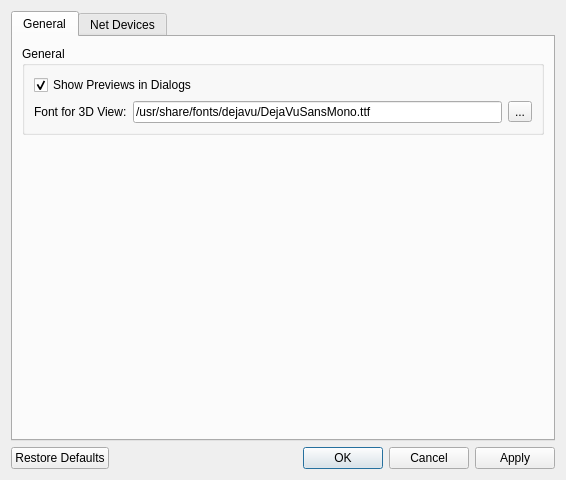
The window that ui/settings.ui (tweber-ill/frm_mirror-takin1) describes before a commit, drawn with Qt 5.
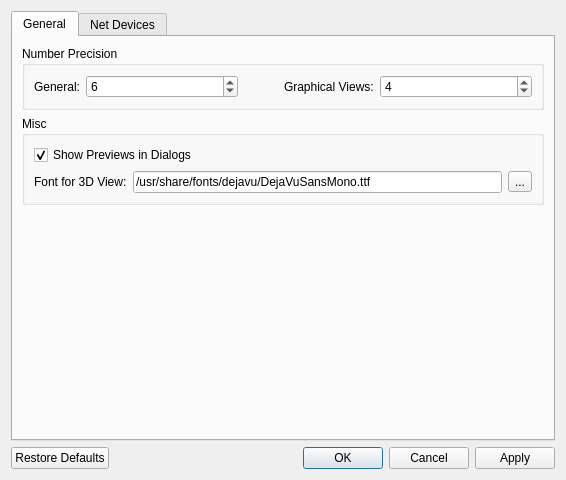
The same window after the commit.

Commit message: added global precision flags

The edit to the form file:
```diff
--- a/ui/settings.ui
+++ b/ui/settings.ui
@@ -34,10 +34,10 @@
        <string>General</string>
       </attribute>
       <layout class="QGridLayout" name="gridLayout_4">
-       <item row="0" column="0">
+       <item row="1" column="0">
         <widget class="QGroupBox" name="groupBox_5">
          <property name="title">
-          <string>General</string>
+          <string>Misc</string>
          </property>
          <layout class="QGridLayout" name="gridLayout_3">
           <item row="1" column="1">
@@ -86,7 +86,7 @@
          </layout>
         </widget>
        </item>
-       <item row="1" column="0">
+       <item row="2" column="0">
         <spacer name="verticalSpacer">
          <property name="orientation">
           <enum>Qt::Vertical</enum>
@@ -99,6 +99,83 @@
          </property>
         </spacer>
        </item>
+       <item row="0" column="0">
+        <widget class="QGroupBox" name="groupBox_6">
+         <property name="title">
+          <string>Number Precision</string>
+         </property>
+         <layout class="QGridLayout" name="gridLayout_5">
+          <item row="0" column="4">
+           <widget class="QSpinBox" name="spinPrecGfx">
+            <property name="minimum">
+             <number>1</number>
+            </property>
+            <property name="maximum">
+             <number>16</number>
+            </property>
+            <property name="value">
+             <number>4</number>
+            </property>
+           </widget>
+          </item>
+          <item row="0" column="0">
+           <widget class="QLabel" name="label_19">
+            <property name="sizePolicy">
+             <sizepolicy hsizetype="Fixed" vsizetype="Preferred">
+              <horstretch>0</horstretch>
+              <verstretch>0</verstretch>
+             </sizepolicy>
+            </property>
+            <property name="text">
+             <string>General:</string>
+            </property>
+           </widget>
+          </item>
+          <item row="0" column="3">
+           <widget class="QLabel" name="label_20">
+            <property name="sizePolicy">
+             <sizepolicy hsizetype="Fixed" vsizetype="Preferred">
+              <horstretch>0</horstretch>
+              <verstretch>0</verstretch>
+             </sizepolicy>
+            </property>
+            <property name="text">
+             <string>Graphical Views:</string>
+            </property>
+           </widget>
+          </item>
+          <item row="0" column="1">
+           <widget class="QSpinBox" name="spinPrecGen">
+            <property name="minimum">
+             <number>1</number>
+            </property>
+            <property name="maximum">
+             <number>16</number>
+            </property>
+            <property name="value">
+             <number>6</number>
+            </property>
+           </widget>
+          </item>
+          <item row="0" column="2">
+           <spacer name="horizontalSpacer">
+            <property name="orientation">
+             <enum>Qt::Horizontal</enum>
+            </property>
+            <property name="sizeType">
+             <enum>QSizePolicy::Fixed</enum>
+            </property>
+            <property name="sizeHint" stdset="0">
+             <size>
+              <width>40</width>
+              <height>20</height>
+             </size>
+            </property>
+           </spacer>
+          </item>
+         </layout>
+        </widget>
+       </item>
       </layout>
      </widget>
      <widget class="QWidget" name="tabNetDevices">
```
Left out of the diff: 56 changed lines with no effect on the pictures. The commit also changes 13 other files.
